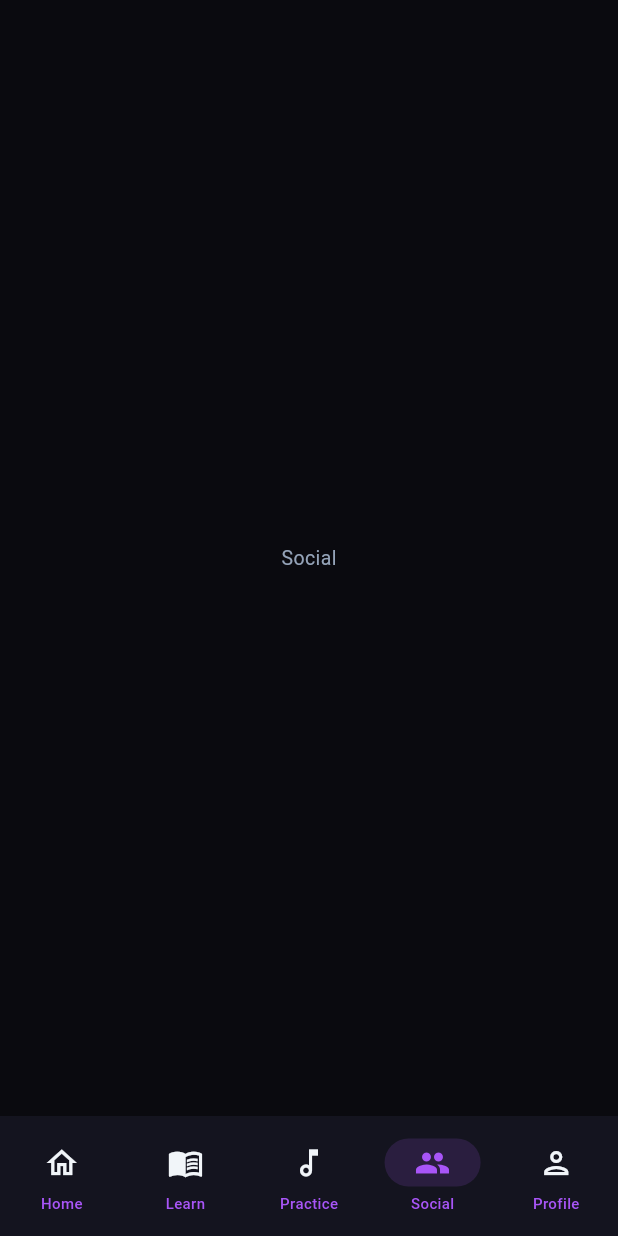
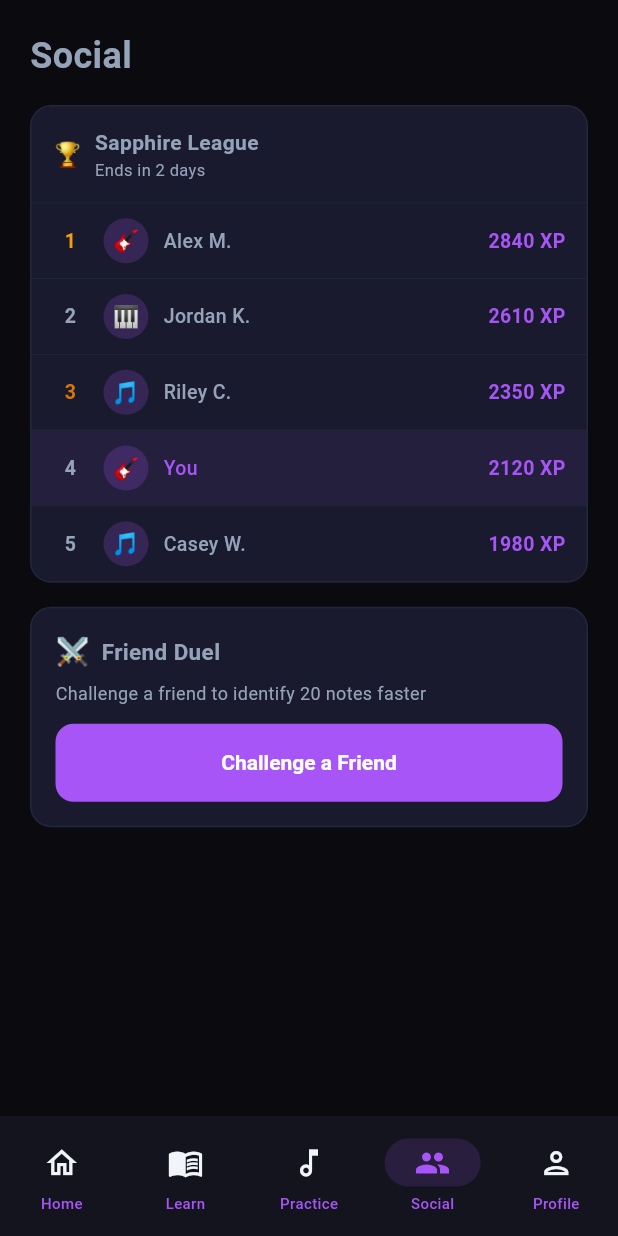
Before and after one commit to morekaccino/hear-me-out, a Flutter app: the screen it shows after launch, item 4 of the bottom bar chosen, on a phone screen of 412 x 824 dp. Run offline on Flutter 3.47's test engine with Material 3 defaults, Android fonts, the phone set to English and light mode, and no system bars; our stand-ins replace cloud_firestore, connectivity_plus, firebase_auth, firebase_core, flutter_riverpod, freezed_annotation and 4 more; accounts and stored records are empty.

Commit message:
feat: build Social screen with leaderboard and friend duel card
Co-Authored-By: Claude <noreply@anthropic.com>

```diff
--- a/flutter_app/lib/features/social/social_screen.dart
+++ b/flutter_app/lib/features/social/social_screen.dart
@@ -1,10 +1,35 @@
 import 'package:flutter/material.dart';
+import 'widgets/leaderboard.dart';
+import 'widgets/duel_card.dart';
 
 class SocialScreen extends StatelessWidget {
   const SocialScreen({super.key});
 
   @override
   Widget build(BuildContext context) {
-    return const Scaffold(body: Center(child: Text('Social')));
+    return Scaffold(
+      body: SafeArea(
+        child: SingleChildScrollView(
+          padding: const EdgeInsets.all(20),
+          child: Column(crossAxisAlignment: CrossAxisAlignment.start, children: [
+            const Text('Social', style: TextStyle(fontSize: 24, fontWeight: FontWeight.w700)),
+            const SizedBox(height: 16),
+            const Leaderboard(
+              leagueName: 'Sapphire League',
+              endsIn: '2 days',
+              entries: [
+                LeaderboardEntry(rank: 1, name: 'Alex M.', instrument: 'guitar', xp: 2840),
+                LeaderboardEntry(rank: 2, name: 'Jordan K.', instrument: 'piano', xp: 2610),
+                LeaderboardEntry(rank: 3, name: 'Riley C.', instrument: 'violin', xp: 2350),
+                LeaderboardEntry(rank: 4, name: 'You', instrument: 'guitar', xp: 2120, isCurrentUser: true),
+                LeaderboardEntry(rank: 5, name: 'Casey W.', instrument: 'saxophone', xp: 1980),
+              ],
+            ),
+            const SizedBox(height: 16),
+            DuelCard(onChallenge: () {}),
+          ]),
+        ),
+      ),
+    );
   }
 }
--- /dev/null
+++ b/flutter_app/lib/features/social/widgets/duel_card.dart
@@ -0,0 +1,21 @@
+import 'package:flutter/material.dart';
+
+class DuelCard extends StatelessWidget {
+  final VoidCallback onChallenge;
+  const DuelCard({super.key, required this.onChallenge});
+
+  @override
+  Widget build(BuildContext context) {
+    return Container(
+      padding: const EdgeInsets.all(16),
+      decoration: BoxDecoration(color: const Color(0xFF1A1A2E), borderRadius: BorderRadius.circular(14), border: Border.all(color: const Color(0xFF1E293B))),
+      child: Column(crossAxisAlignment: CrossAxisAlignment.start, children: [
+        const Row(children: [Text('⚔️', style: TextStyle(fontSize: 18)), SizedBox(width: 8), Text('Friend Duel', style: TextStyle(fontSize: 15, fontWeight: FontWeight.w600))]),
+        const SizedBox(height: 6),
+        const Text('Challenge a friend to identify 20 notes faster', style: TextStyle(fontSize: 12, color: Color(0xFF94A3B8))),
+        const SizedBox(height: 12),
+        SizedBox(width: double.infinity, child: FilledButton(onPressed: onChallenge, style: FilledButton.styleFrom(backgroundColor: const Color(0xFFA855F7), padding: const EdgeInsets.symmetric(vertical: 14), shape: RoundedRectangleBorder(borderRadius: BorderRadius.circular(12))), child: const Text('Challenge a Friend', style: TextStyle(fontSize: 14, fontWeight: FontWeight.w600)))),
+      ]),
+    );
+  }
+}
--- /dev/null
+++ b/flutter_app/lib/features/social/widgets/leaderboard.dart
@@ -0,0 +1,72 @@
+import 'package:flutter/material.dart';
+
+class LeaderboardEntry {
+  final int rank;
+  final String name;
+  final String instrument;
+  final int xp;
+  final bool isCurrentUser;
+  const LeaderboardEntry({required this.rank, required this.name, required this.instrument, required this.xp, this.isCurrentUser = false});
+}
+
+class Leaderboard extends StatelessWidget {
+  final String leagueName;
+  final String endsIn;
+  final List<LeaderboardEntry> entries;
+  const Leaderboard({super.key, required this.leagueName, required this.endsIn, required this.entries});
+
+  Color _rankColor(int rank) {
+    return switch (rank) {
+      1 => const Color(0xFFF59E0B),
+      2 => const Color(0xFF94A3B8),
+      3 => const Color(0xFFD97706),
+      _ => const Color(0xFF94A3B8),
+    };
+  }
+
+  @override
+  Widget build(BuildContext context) {
+    return Container(
+      decoration: BoxDecoration(color: const Color(0xFF1A1A2E), borderRadius: BorderRadius.circular(14), border: Border.all(color: const Color(0xFF1E293B))),
+      child: Column(crossAxisAlignment: CrossAxisAlignment.start, children: [
+        Padding(
+          padding: const EdgeInsets.all(14),
+          child: Row(children: [
+            const Text('🏆', style: TextStyle(fontSize: 16)),
+            const SizedBox(width: 8),
+            Column(crossAxisAlignment: CrossAxisAlignment.start, children: [
+              Text(leagueName, style: const TextStyle(fontSize: 14, fontWeight: FontWeight.w600)),
+              Text('Ends in $endsIn', style: const TextStyle(fontSize: 11, color: Color(0xFF94A3B8))),
+            ]),
+          ]),
+        ),
+        ...entries.map((entry) => _LeaderboardRow(entry: entry, rankColor: _rankColor(entry.rank))),
+      ]),
+    );
+  }
+}
+
+class _LeaderboardRow extends StatelessWidget {
+  final LeaderboardEntry entry;
+  final Color rankColor;
+  const _LeaderboardRow({required this.entry, required this.rankColor});
+
+  @override
+  Widget build(BuildContext context) {
+    return Container(
+      padding: const EdgeInsets.symmetric(horizontal: 14, vertical: 10),
+      decoration: BoxDecoration(
+        color: entry.isCurrentUser ? const Color(0xFFA855F7).withValues(alpha: 0.08) : null,
+        border: const Border(top: BorderSide(color: Color(0xFF1E293B), width: 0.5)),
+      ),
+      child: Row(children: [
+        SizedBox(width: 24, child: Text('${entry.rank}', textAlign: TextAlign.center, style: TextStyle(fontSize: 13, fontWeight: FontWeight.w700, color: rankColor))),
+        const SizedBox(width: 10),
+        Container(width: 30, height: 30, decoration: BoxDecoration(shape: BoxShape.circle, color: const Color(0xFFA855F7).withValues(alpha: 0.2)), alignment: Alignment.center, child: Text(entry.instrument == 'guitar' ? '🎸' : entry.instrument == 'piano' ? '🎹' : '🎵', style: const TextStyle(fontSize: 14))),
+        const SizedBox(width: 10),
+        Expanded(child: Text(entry.isCurrentUser ? 'You' : entry.name, style: TextStyle(fontSize: 13, fontWeight: FontWeight.w500, color: entry.isCurrentUser ? const Color(0xFFA855F7) : null))),
+        Text('${entry.xp} XP', style: const TextStyle(fontSize: 13, fontWeight: FontWeight.w600, color: Color(0xFFA855F7))),
+      ]),
+    );
+  }
+}
```
